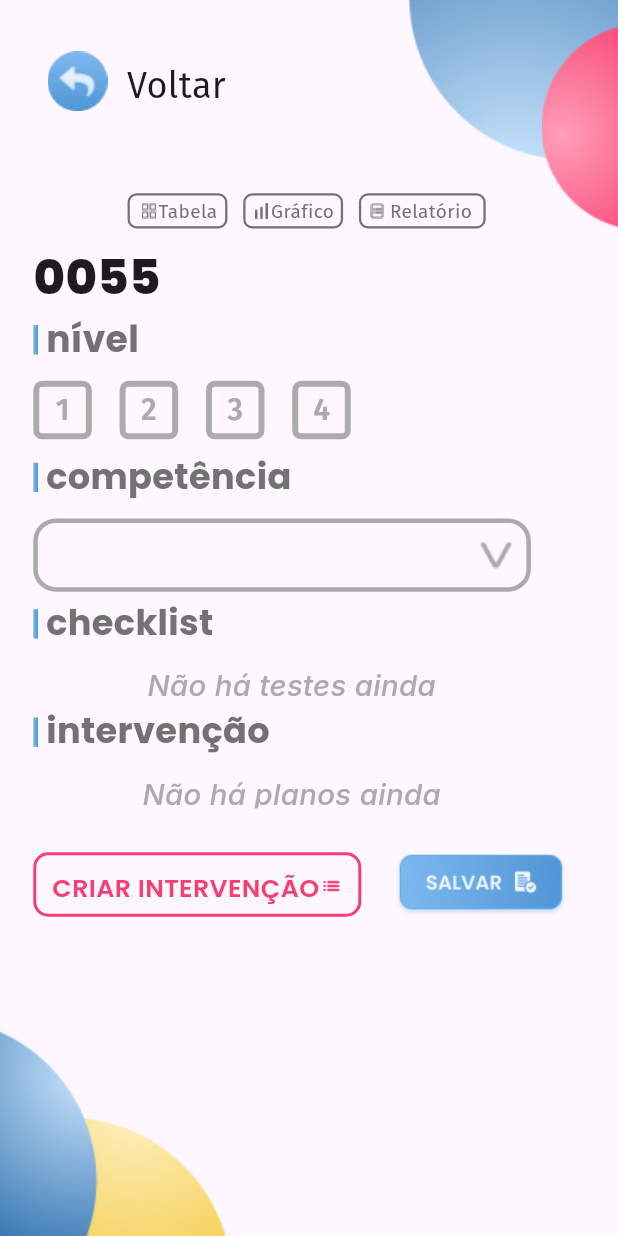
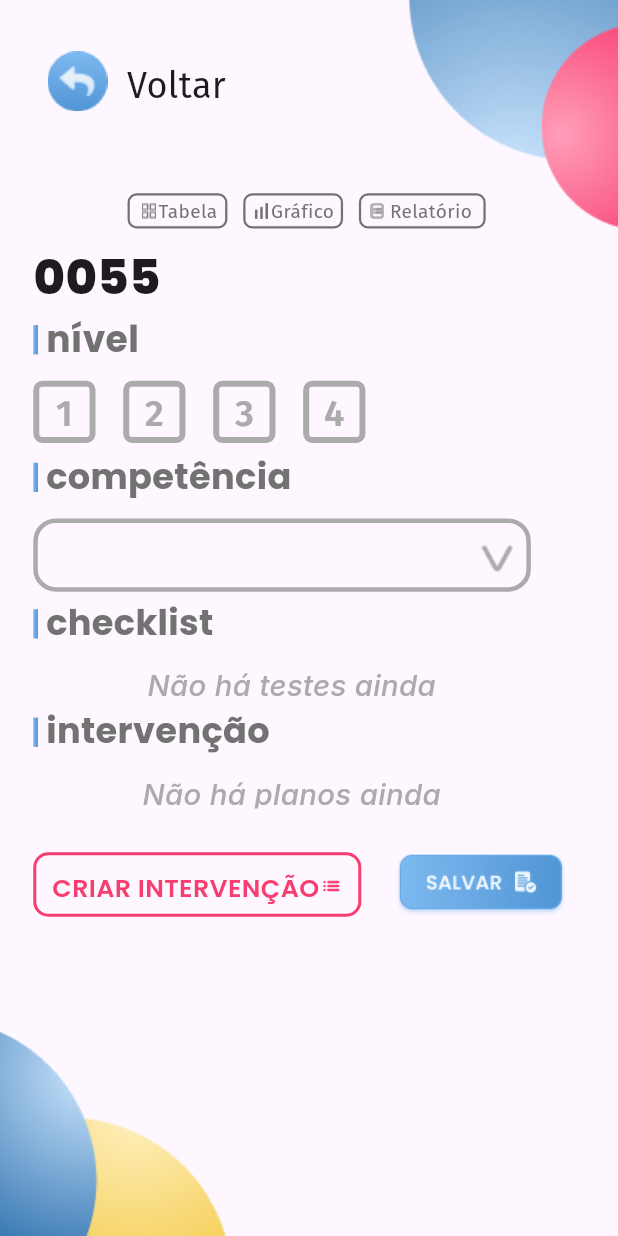
Before and after one commit to Conpec-Projetos/SocialMentes, a Flutter app: the screen it shows after launch, on a phone screen of 412 x 824 dp. Run offline on Flutter 3.47's test engine with Material 3 defaults, Android fonts, the light colour scheme and no system bars; our stand-ins replace flutter_hooks, google_fonts.

Commit message:
Tela tá só o fila agr pprt, todas as funcinalidades de alteração de estado funcionando, falta só inserir as dados pro firebase, só falta dar uns rebase e merge

```diff
--- a/social_mentes_app/analysis_options.yaml
+++ b/social_mentes_app/analysis_options.yaml
@@ -7,6 +7,9 @@
 
 # The following line activates a set of recommended lints for Flutter apps,
 # packages, and plugins designed to encourage good coding practices.
+analyzer:
+  errors:
+    non_constant_identifier_names: ignore
 include: package:flutter_lints/flutter.yaml
 
 linter:
--- /dev/null
+++ b/social_mentes_app/devtools_options.yaml
@@ -0,0 +1,3 @@
+description: This file stores settings for Dart & Flutter DevTools.
+documentation: https://docs.flutter.dev/tools/devtools/extensions#configure-extension-enablement-states
+extensions:
--- a/social_mentes_app/lib/class.dart
+++ b/social_mentes_app/lib/class.dart
@@ -1,5 +1,5 @@
 import 'package:flutter/material.dart';
-
+//arquivo que inicializa o estado do botão "selecionar" quando o widget sobe
 final stateButtonNotifer = ValueNotifier<bool>(false);
 
 void outWidget(){
--- a/social_mentes_app/lib/src/view/screens/tela4.dart
+++ b/social_mentes_app/lib/src/view/screens/tela4.dart
@@ -6,7 +6,7 @@ import 'widget.dart';
 import 'package:social_mentes/class.dart';
 
 class CreateProtocols extends StatefulHookWidget {
-  CreateProtocols({super.key});
+  const CreateProtocols({super.key});
 
   @override
   _CreateProtocolsState createState() => _CreateProtocolsState();
@@ -19,43 +19,52 @@ class CreateProtocols extends StatefulHookWidget {
     bool state_button4 = false;
     bool state_icon_arrow = false;
     bool iconTapped = false;
+    bool status_texto = false;
+    String competence_text = "";
+    ImageProvider container_image = AssetImage("images/container_arrow.png");
 
-    Color bordaButton = Color.fromRGBO(171, 171, 171, 1);
+    Color bordaButton = const Color.fromRGBO(171, 171, 171, 1);
 
-    Color bordaButton1 = Color.fromRGBO(171, 171, 171, 1);
-    Color  bordaButton2 = Color.fromRGBO(171, 171, 171, 1);
-    Color  bordaButton3 = Color.fromRGBO(171, 171, 171, 1);
-    Color  bordaButton4 = Color.fromRGBO(171, 171, 171, 1);
-    Color arrow_conatiner = Color.fromRGBO(171, 171, 171, 1);
+    Color bordaButton1 = const Color.fromRGBO(171, 171, 171, 1);
+    Color  bordaButton2 = const Color.fromRGBO(171, 171, 171, 1);
+    Color  bordaButton3 = const Color.fromRGBO(171, 171, 171, 1);
+    Color  bordaButton4 = const Color.fromRGBO(171, 171, 171, 1);
+    Color arrow_conatiner = const Color.fromRGBO(171, 171, 171, 1);
+
+    void change_Icon_container(String type_competencia){
+      if(type_competencia != ""){
+        container_image = AssetImage("images/check_image.png");
+      }
+    }
 
     void stateArrow(bool stateArrow){
       if (stateArrow == true){
-        arrow_conatiner = Color.fromRGBO(125, 185, 240, 1);
+        arrow_conatiner = const Color.fromRGBO(125, 185, 240, 1);
       }
     }
 
     void stateButton(bool state1, bool state2, bool state3, bool state4){
 
       if (state1 == true){
-        bordaButton1 =Color.fromRGBO(125, 185, 240, 1);
+        bordaButton1 =const Color.fromRGBO(125, 185, 240, 1);
       } else{
         bordaButton1 = bordaButton;
       }
 
       if(state2 == true){
-        bordaButton2 =Color.fromRGBO(125, 185, 240, 1);
+        bordaButton2 =const Color.fromRGBO(125, 185, 240, 1);
       } else{
         bordaButton2 = bordaButton;
       }
 
       if(state3 == true){
-        bordaButton3 =Color.fromRGBO(125, 185, 240, 1);
+        bordaButton3 =const Color.fromRGBO(125, 185, 240, 1);
       }else{
         bordaButton3 = bordaButton;
       }
 
       if(state4 == true){
-        bordaButton4 =Color.fromRGBO(125, 185, 240, 1);
+        bordaButton4 = const Color.fromRGBO(125, 185, 240, 1);
       }else{
         bordaButton4 = bordaButton;
       }
@@ -74,8 +83,7 @@ class CreateProtocols extends StatefulHookWidget {
     return ValueListenableBuilder(valueListenable: stateButtonNotifer,
      builder: (context, state_widget,child){
       return Scaffold(
-      body: Container(
-        child: Stack(
+      body: Stack(
         children: [
           Positioned(
             top: 0,
@@ -107,7 +115,7 @@ class CreateProtocols extends StatefulHookWidget {
                     height: 24*screenHeight/844,
                     decoration: BoxDecoration(
                       border:Border.all(
-                          color: Color.fromRGBO(114, 114, 114, 1),
+                        color: const Color.fromRGBO(114, 114, 114, 1),
                         width: 1.5
                       ) ,
                       borderRadius: BorderRadius.circular(6),
@@ -120,7 +128,7 @@ class CreateProtocols extends StatefulHookWidget {
                         child: Text("Tabela", style: GoogleFonts.firaSans(
                             fontSize: 12*screenWidht/390,
                             fontWeight: FontWeight.w400,
-                              color: Color.fromRGBO(114, 114, 114, 1)
+                            color: const Color.fromRGBO(114, 114, 114, 1)
                           ),) ),
                       ],
                     ),
@@ -131,7 +139,7 @@ class CreateProtocols extends StatefulHookWidget {
                     height: 24*screenHeight/844,
                     decoration: BoxDecoration(
                       border:Border.all(
-                          color: Color.fromRGBO(114, 114, 114, 1),
+                        color: const Color.fromRGBO(114, 114, 114, 1),
                         width: 1.5
                       ) ,
                       borderRadius: BorderRadius.circular(6),
@@ -145,7 +153,7 @@ class CreateProtocols extends StatefulHookWidget {
                         child: Text("Gráfico", style: GoogleFonts.firaSans(
                             fontSize: 12*screenWidht/390,
                             fontWeight: FontWeight.w400,
-                              color: Color.fromRGBO(114, 114, 114, 1)
+                            color: const Color.fromRGBO(114, 114, 114, 1)
                           ),)),
                       ],
                     ),
@@ -156,7 +164,7 @@ class CreateProtocols extends StatefulHookWidget {
                     height: 24*screenHeight/844,
                     decoration: BoxDecoration(
                       border:Border.all(
-                          color: Color.fromRGBO(114, 114, 114, 1),
+                        color: const Color.fromRGBO(114, 114, 114, 1),
                         width: 1.5
                       ) ,
                       borderRadius: BorderRadius.circular(6),
@@ -170,7 +178,7 @@ class CreateProtocols extends StatefulHookWidget {
                         child:Text("Relatório", style: GoogleFonts.firaSans(
                             fontSize: 12*screenWidht/390,
                             fontWeight: FontWeight.w400,
-                              color: Color.fromRGBO(114, 114, 114, 1)
+                            color: const Color.fromRGBO(114, 114, 114, 1)
                           ),) ,),
                       ],
                     ),
@@ -193,7 +201,7 @@ class CreateProtocols extends StatefulHookWidget {
                 child: Container(
                 height: 20*screenHeight/844,
                 width: 3*screenWidht/390,
-                  decoration: BoxDecoration(
+                decoration: const BoxDecoration(
                   gradient:LinearGradient(colors: <Color>[
                     Color.fromRGBO(125, 185, 240, 1),
                     Color.fromRGBO(80, 149, 213, 1)
@@ -206,7 +214,7 @@ class CreateProtocols extends StatefulHookWidget {
                 child: Text("nível",style: GoogleFonts.poppins(
                   fontSize: 24,
                   fontWeight: FontWeight.w700,
-                    color: Color.fromRGBO(114, 114, 114, 1)
+                  color: const Color.fromRGBO(114, 114, 114, 1)
                 ),)),
 
                 Positioned(
@@ -215,8 +223,8 @@ class CreateProtocols extends StatefulHookWidget {
                   children: [
                     GestureDetector(
                       child: Container(
-                        height: 80*screenWidht/844,
-                        width: 80*screenWidht/844,
+                      height: 85*screenWidht/844,
+                      width: 85*screenWidht/844,
                       decoration: ShapeDecoration(
                         shape: RoundedRectangleBorder(
                           side: BorderSide(width: 4, color: bordaButton1),
@@ -224,7 +232,7 @@ class CreateProtocols extends StatefulHookWidget {
                         )
                       ),
                       child: Center(child: Text("1", style: GoogleFonts.firaSans(
-                          fontSize: 20,
+                        fontSize: screenHeight*25/844,
                         fontWeight: FontWeight.w600,
                         color: bordaButton1
                       ),),),
@@ -251,8 +259,8 @@ class CreateProtocols extends StatefulHookWidget {
 
                       }),
                     child:Container(
-                        height: 80*screenWidht/844,
-                        width: 80*screenWidht/844,
+                      height: 85*screenWidht/844,
+                      width: 85*screenWidht/844,
                       decoration: ShapeDecoration(
                         shape: RoundedRectangleBorder(
                           side: BorderSide(width: 4, color: bordaButton2),
@@ -261,7 +269,7 @@ class CreateProtocols extends StatefulHookWidget {
 
                       ),
                       child: Center(child: Text("2", style: GoogleFonts.firaSans(
-                          fontSize: 20,
+                        fontSize: 25*screenHeight/844,
                         fontWeight: FontWeight.w600,
                         color: bordaButton2
                       ),),),
@@ -270,15 +278,15 @@ class CreateProtocols extends StatefulHookWidget {
                     SizedBox(width: 17.5*screenWidht/390),
                     GestureDetector(
                       child: Container(
-                        height: 80*screenWidht/844,
-                        width: 80*screenWidht/844,
+                      height: 85*screenWidht/844,
+                      width: 85*screenWidht/844,
                       decoration: BoxDecoration(
                         border: Border.all(color: bordaButton3,
                         width: 4),
                         borderRadius: BorderRadius.circular(6),
                       ),
                       child: Center(child: Text("3", style: GoogleFonts.firaSans(
-                          fontSize: 20,
+                        fontSize: 25*screenHeight/844,
                         fontWeight: FontWeight.w600,
                         color: bordaButton3
                       ),),),
@@ -295,15 +303,15 @@ class CreateProtocols extends StatefulHookWidget {
                     SizedBox(width: 17.5*screenWidht/390),
                     GestureDetector(
                       child: Container(
-                        height: 80*screenWidht/844,
-                        width: 80*screenWidht/844,
+                      height: 85*screenWidht/844,
+                      width: 85*screenWidht/844,
                       decoration: BoxDecoration(
                         border: Border.all(color: bordaButton4,
                         width: 4),
                         borderRadius: BorderRadius.circular(6),
                       ),
                       child: Center(child: Text("4", style: GoogleFonts.firaSans(
-                          fontSize: 20,
+                        fontSize: 25*screenHeight/844,
                         fontWeight: FontWeight.w600,
                         color: bordaButton4
                       ),),),
@@ -325,7 +333,7 @@ class CreateProtocols extends StatefulHookWidget {
                 child: Container(
                 height: 20*screenHeight/844,
                 width: 3*screenWidht/390,
-                  decoration: BoxDecoration(
+                decoration: const BoxDecoration(
                   gradient:LinearGradient(colors: <Color>[
                     Color.fromRGBO(125, 185, 240, 1),
                     Color.fromRGBO(80, 149, 213, 1)
@@ -337,7 +345,7 @@ class CreateProtocols extends StatefulHookWidget {
                 top: 308*screenHeight/844,
                 left: 29*screenWidht/390,
                 child: Text("competência",style:GoogleFonts.poppins(
-                  color: Color.fromRGBO(114, 114, 114, 1),
+                color: const Color.fromRGBO(114, 114, 114, 1),
                 fontSize: 24*screenHeight/844,
                 fontWeight: FontWeight.w700),
               )),
@@ -350,35 +358,52 @@ class CreateProtocols extends StatefulHookWidget {
                 decoration: BoxDecoration(
                   border:Border.all(color: arrow_conatiner, width: 3 ),
                   borderRadius: BorderRadius.circular(15)),
-                    child: Padding(
-                      padding: EdgeInsets.only(left: 270*screenWidht/390),
+                  child: Stack(
+                    children:[
+                      Positioned(
+                        top: 15*screenHeight/844,
+                        left: 280*screenWidht/390,
                         child: GestureDetector(
-                        child: Image.asset("images/container_arrow.png"),
                         onTap: () => setState(() {
                           state_icon_arrow = true;
                         stateArrow(state_icon_arrow);
-                          print("O estado é ${stateButtonNotifer.value}");
                         outWidget();
-                          if(stateButtonNotifer.value == true){
+                        if (stateButtonNotifer.value == true){
                           showModalBottomSheet(
                           context: context,
-                          builder: (BuildContext context){
-                            return CompetenciasList(stateButtonNotifer: stateButtonNotifer,) ;
+                          builder:(BuildContext context){
+                            return CompetenciasList(stateButtonNotifer: stateButtonNotifer, competenceText: competence_text);
+                          }).then((competenciaSelecionada){
+                            if(competenciaSelecionada != null){
+                              String competencia_selecionada = competenciaSelecionada['competencia'];
+                              setState(() {
+
+                                competence_text = competencia_selecionada;
+                              });
+                              change_Icon_container(competence_text);
+                              print("A competência seleciondada é $competence_text");
                             }
-                          );
+                          });
                         }
-                        })
+                        }),
+                        child: Image(image: container_image),
+                      )),
+                      Positioned(
+                        top: screenHeight*10/844,
+                        left: screenHeight*5/390,
+                        child: Text(competence_text, style: GoogleFonts.firaSans(
+                          fontSize: screenHeight*20/844,
+                          color: Color.fromRGBO(171, 171, 171, 1),
+                          fontWeight: FontWeight.w400,
+                        ),))
 
-                      )
-                      ) ),
-                ),
-
+                    ]),),),
               Positioned(top: 416*screenHeight/844,
                 left: 21*screenWidht/390,
                 child: Container(
                 height: 20*screenHeight/844,
                 width: 3*screenWidht/390,
-                  decoration: BoxDecoration(
+                decoration: const BoxDecoration(
                   gradient:LinearGradient(colors: <Color>[
                     Color.fromRGBO(125, 185, 240, 1),
                     Color.fromRGBO(80, 149, 213, 1)
@@ -389,7 +414,7 @@ class CreateProtocols extends StatefulHookWidget {
                 top: 408*screenHeight/844,
                 left: 29*screenWidht/390,
                 child: Text("checklist", style: GoogleFonts.poppins(
-                    color: Color.fromRGBO(114, 114, 114, 1),
+                  color: const Color.fromRGBO(114, 114, 114, 1),
                   fontSize: 24*screenHeight/844,
                   fontWeight: FontWeight.w700
                 ),)),
@@ -397,7 +422,7 @@ class CreateProtocols extends StatefulHookWidget {
               Positioned(
                 top: 454*screenHeight/844,
                 left: 21*screenWidht/390,
-                  child: Container(
+                child: SizedBox(
                   height: screenHeight*24/844,
                   width: screenWidht*326/390,
                   child: Center(
@@ -405,7 +430,7 @@ class CreateProtocols extends StatefulHookWidget {
                 fontStyle: FontStyle.italic,
                 fontSize: 20*screenHeight/844,
                 fontWeight: FontWeight.w500,
-                  color: Color.fromRGBO(171, 171, 171, 1)
+                color: const Color.fromRGBO(171, 171, 171, 1)
               ),) ,
                   ),
                 )
@@ -416,7 +441,7 @@ class CreateProtocols extends StatefulHookWidget {
                 child: Container(
                 height: 20*screenHeight/844,
                 width: 3*screenWidht/390,
-                  decoration: BoxDecoration(
+                decoration: const BoxDecoration(
                   gradient:LinearGradient(colors: <Color>[
                     Color.fromRGBO(125, 185, 240, 1),
                     Color.fromRGBO(80, 149, 213, 1)
@@ -427,14 +452,14 @@ class CreateProtocols extends StatefulHookWidget {
                 top: 482*screenHeight/844,
                 left: 29*screenWidht/390,
                 child: Text("intervenção", style: GoogleFonts.poppins(
-                    color: Color.fromRGBO(114, 114, 114, 1),
+                  color: const Color.fromRGBO(114, 114, 114, 1),
                   fontSize: 24*screenHeight/844,
                   fontWeight: FontWeight.w700
                 ),)),
               Positioned(
                 top: 528*screenHeight/844,
                 left: 21*screenWidht/390,
-                  child: Container(
+                child: SizedBox(
                   height: screenHeight*24/844,
                   width: screenWidht*326/390,
                   child: Center(
@@ -442,7 +467,7 @@ class CreateProtocols extends StatefulHookWidget {
                 fontStyle: FontStyle.italic,
                 fontSize: 20*screenHeight/844,
                 fontWeight: FontWeight.w500,
-                  color: Color.fromRGBO(171, 171, 171, 1)
+                color: const Color.fromRGBO(171, 171, 171, 1)
               ),) ,
                   ),
                 )),
@@ -454,7 +479,7 @@ class CreateProtocols extends StatefulHookWidget {
                   width: 207*screenWidht/390,
                   height: 44*screenHeight/844,
                   decoration: BoxDecoration(
-                      border: Border.all(color: Color.fromRGBO(248, 61, 112, 1),width: 2),
+                    border: Border.all(color: const Color.fromRGBO(248, 61, 112, 1),width: 2),
                     borderRadius: BorderRadius.circular(10),
                   ),
                   child: Stack(
@@ -465,7 +490,7 @@ class CreateProtocols extends StatefulHookWidget {
                         child: Text("CRIAR INTERVENÇÃO", style: GoogleFonts.poppins(
                           fontSize: 16*screenWidht/390,
                           fontWeight: FontWeight.w600,
-                            color: Color.fromRGBO(248, 61, 112, 1)
+                          color: const Color.fromRGBO(248, 61, 112, 1)
                         ),)),
                         Positioned(
                           right: screenWidht*10/390,
@@ -491,7 +516,6 @@ class CreateProtocols extends StatefulHookWidget {
                 child: Image.asset("images/blue_ball_down.png"))
         ],
       ),
-      ),
     );
   });
   }
--- a/social_mentes_app/pubspec.yaml
+++ b/social_mentes_app/pubspec.yaml
@@ -76,6 +76,7 @@ flutter:
   - images/container_arrow.png
   - images/rectangle_detail.png
   - images/choose_button.png
+  - images/check_image.png
 
   # An image asset can refer to one or more resolution-specific "variants", see
   # https://flutter.dev/assets-and-images/#resolution-aware
```
Also changed, not shown: social_mentes_app/lib/src/view/screens/widget.dart (+14 -6 lines), social_mentes_app/images/check_image.png (added). Lines whose indentation alone changed are shown as unchanged.
